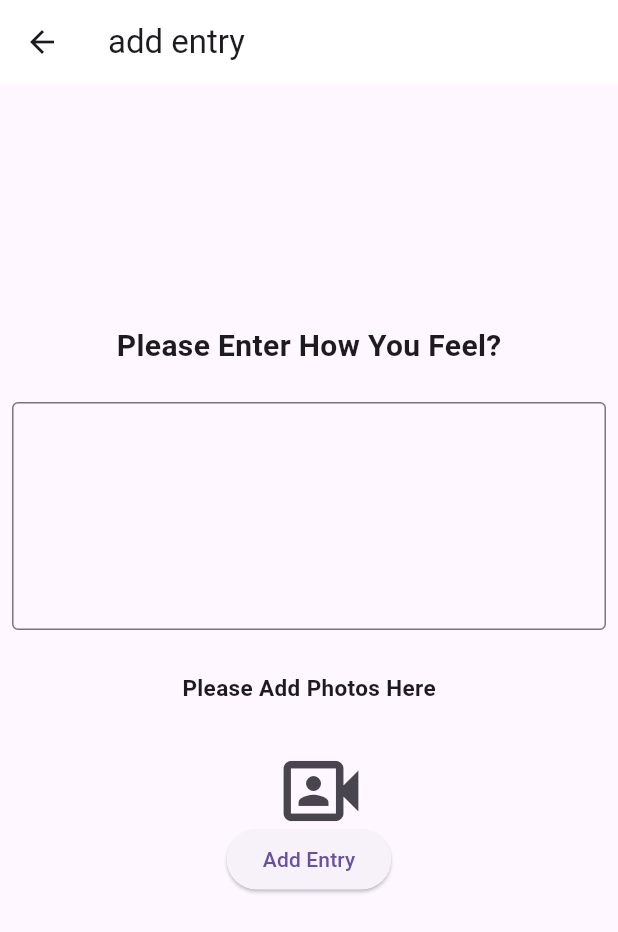
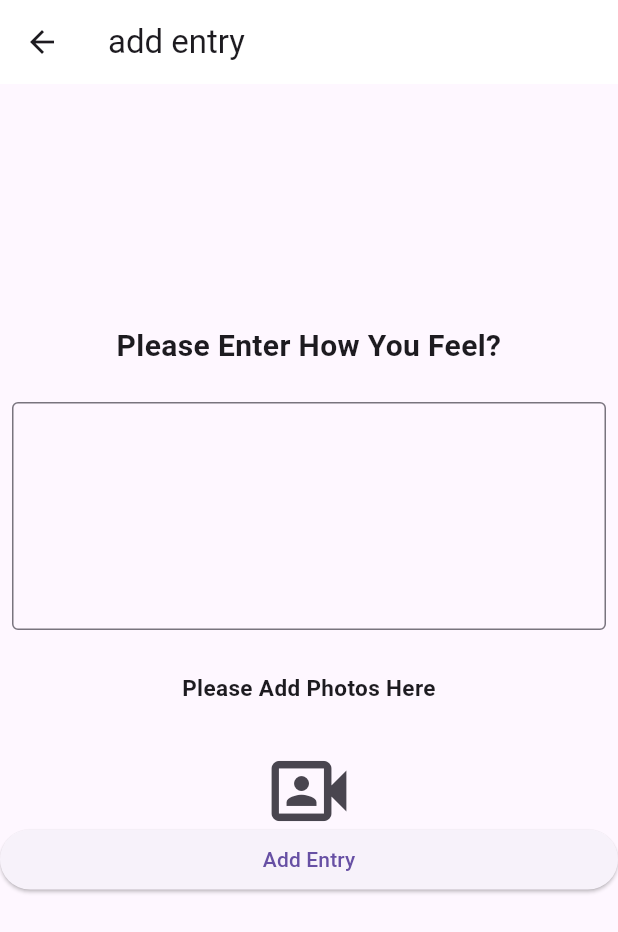
Before and after one commit to evelynyang0528/art-therapy-yang, a Flutter app: the journalscreen screen opened directly with empty values, on a phone screen of 412 x 824 dp. Shown: the top 932 px of the screen. Run offline on Flutter 3.47's test engine with Material 3 defaults, Android fonts, the phone set to English and light mode, and no system bars; our stand-ins replace camera, permission_handler, shared_preferences; missing offline and left inert: scrollable_list_tab_scroller; accounts and stored records are empty; network calls fail; statements that could not run were skipped.

Commit message:
got the daily image to display in the mobile app

```diff
--- a/mobile_app/lib/constant.dart
+++ b/mobile_app/lib/constant.dart
@@ -1,2 +1,2 @@
 import 'dart:ui';
-var url = '127.0.0.1';
+var url = "http://192.168.3.160";
--- a/mobile_app/lib/journal.dart
+++ b/mobile_app/lib/journal.dart
@@ -167,11 +167,12 @@ class _journalscreenState extends State<journalscreen> {
             SingleChildScrollView(
               child: Column(
                 mainAxisAlignment: MainAxisAlignment.start,
-                crossAxisAlignment: CrossAxisAlignment.center,
+                crossAxisAlignment: CrossAxisAlignment.stretch,
                 children: [
                   SizedBox(height: 160),
-                  Text(
+                  const Text(
                     "Please Enter How You Feel?",
+                    textAlign: TextAlign.center,
                     style: TextStyle(fontWeight: FontWeight.bold, fontSize: 20),
                   ),
                   SizedBox(height: 15),
@@ -190,6 +191,7 @@ class _journalscreenState extends State<journalscreen> {
                   ),
                   Text(
                     "Please Add Photos Here",
+                    textAlign: TextAlign.center,
                     style: TextStyle(fontWeight: FontWeight.bold, fontSize: 15),
                   ),
                   SizedBox(
--- a/mobile_app/pubspec.yaml
+++ b/mobile_app/pubspec.yaml
@@ -83,5 +83,9 @@ flutter:
       fonts:
         - asset: google_fonts/DancingScript-Regular.ttf
           style: italic
+    - family: EduVICWANTBeginner
+      fonts:
+        - asset: google_fonts/EduVICWANTBeginner-Regular.ttf
+          style: italic
   # For details regarding fonts from package dependencies,
   # see https://flutter.dev/custom-fonts/#from-packages
```
Also changed, not shown: mobile_app/lib/main.dart (+19 -5 lines), mobile_app/google_fonts/EduVICWANTBeginner-Regular.ttf (added), mobile_app/google_fonts/EduVICWANTBeginner-VariableFont_wght.ttf (added), 7 other files.
